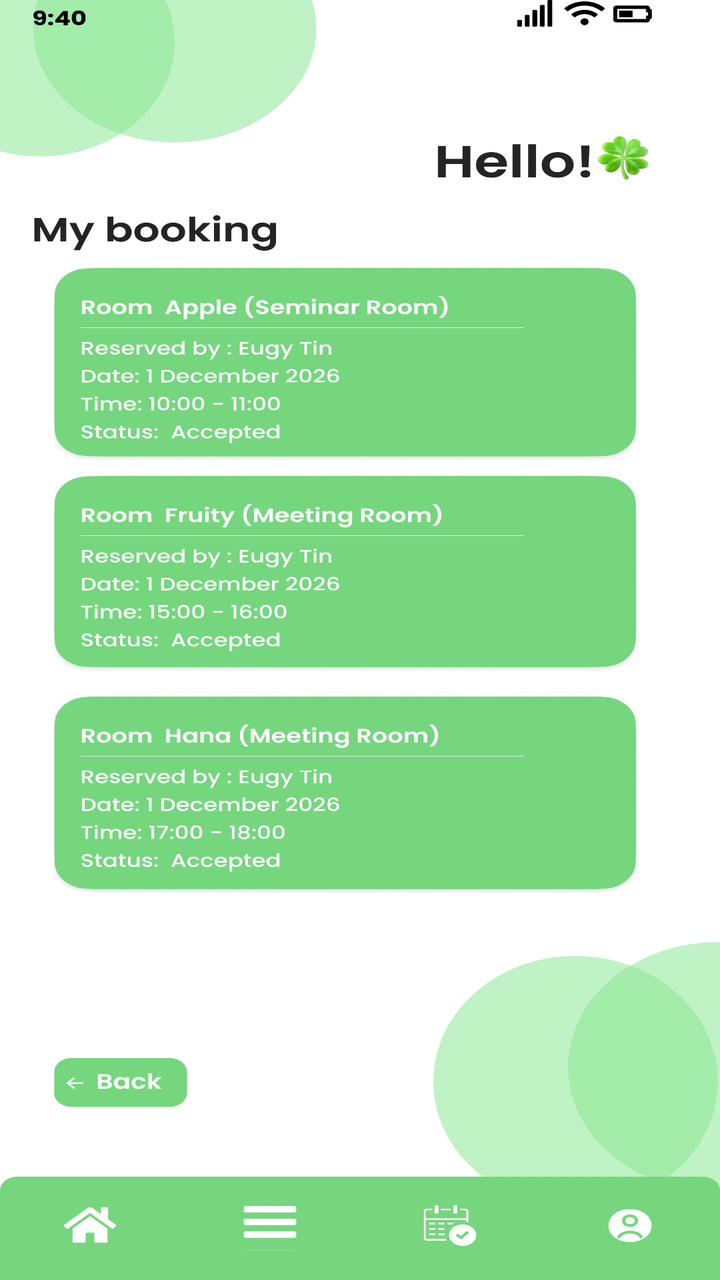
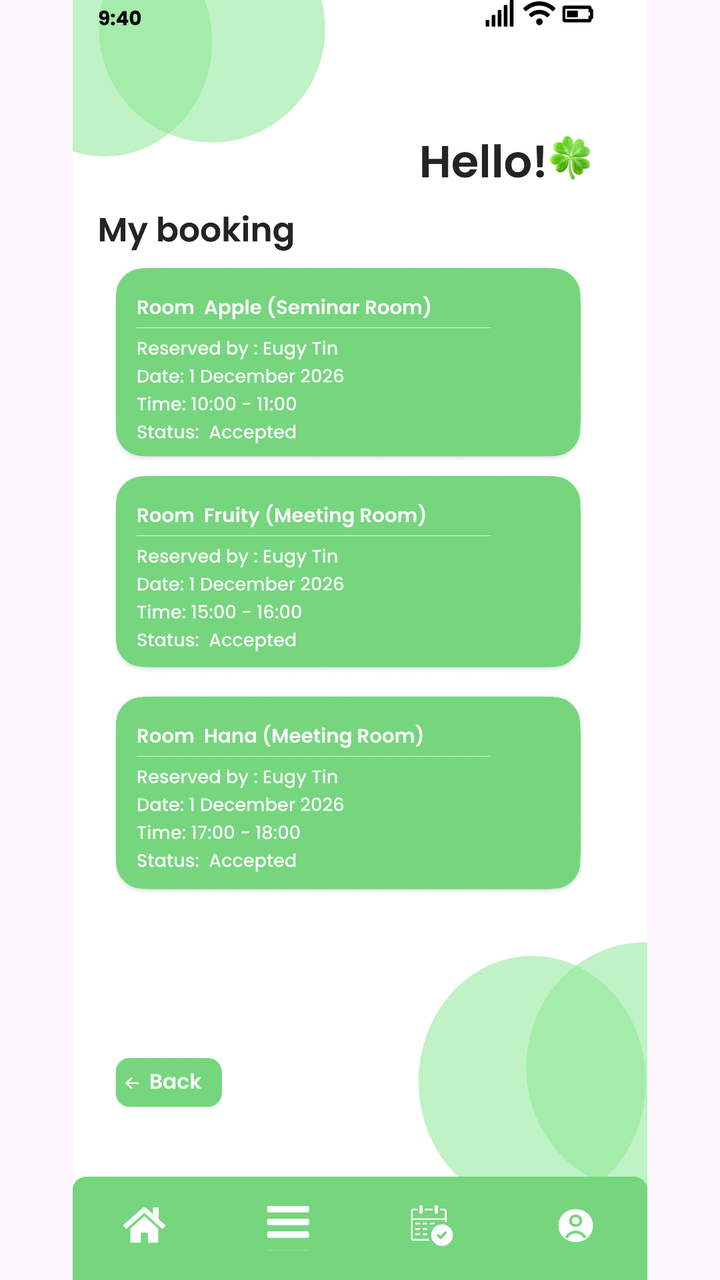

Two renders of the same Android screen: before a commit and after it. Below are the layout's source before the change and the commit's diff.
<!-- AndroidManifest.xml: application theme Theme.COMP2000HKSoftwareEngineeringAssessment -->
<!-- res/layout/activity_managermenumybooking.xml -->
<?xml version="1.0" encoding="utf-8"?>
<androidx.constraintlayout.widget.ConstraintLayout xmlns:android="http://schemas.android.com/apk/res/android"
    xmlns:app="http://schemas.android.com/apk/res-auto"
    xmlns:tools="http://schemas.android.com/tools"
    android:id="@+id/main"
    android:layout_width="match_parent"
    android:layout_height="match_parent"
    tools:context=".managermenumybooking">

    <ImageView
        android:id="@+id/iv_login_page"
        android:layout_width="match_parent"
        android:layout_height="match_parent"
        android:scaleType="fitXY"
        android:src="@drawable/managermenumybooking"
        app:layout_constraintBottom_toBottomOf="parent"
        app:layout_constraintEnd_toEndOf="parent"
        app:layout_constraintStart_toStartOf="parent"
        app:layout_constraintTop_toTopOf="parent" />

    <ImageButton
        android:id="@+id/btn_managermenuhomebutton"
        android:layout_width="0dp"
        android:layout_height="0dp"
        android:background="@android:color/transparent"
        app:layout_constraintBottom_toBottomOf="parent"
        app:layout_constraintDimensionRatio="2:1"
        app:layout_constraintEnd_toEndOf="parent"
        app:layout_constraintHorizontal_bias="0.071"
        app:layout_constraintStart_toStartOf="parent"
        app:layout_constraintTop_toTopOf="parent"
        app:layout_constraintVertical_bias="0.97"
        app:layout_constraintWidth_percent="0.15 " />
    <ImageButton
        android:id="@+id/btn_managermenubutton"
        android:layout_width="0dp"
        android:layout_height="0dp"
        android:background="@android:color/transparent"
        app:layout_constraintBottom_toBottomOf="parent"
        app:layout_constraintDimensionRatio="2:1"
        app:layout_constraintEnd_toEndOf="parent"
        app:layout_constraintHorizontal_bias="0.369"
        app:layout_constraintStart_toStartOf="parent"
        app:layout_constraintTop_toTopOf="parent"
        app:layout_constraintVertical_bias="0.969"
        app:layout_constraintWidth_percent="0.15" />

    <ImageButton
        android:id="@+id/btn_managermybookingbutton"
        android:layout_width="0dp"
        android:layout_height="0dp"
        android:background="@android:color/transparent"
        app:layout_constraintBottom_toBottomOf="parent"
        app:layout_constraintDimensionRatio="2:1"
        app:layout_constraintEnd_toEndOf="parent"
        app:layout_constraintHorizontal_bias="0.644"
        app:layout_constraintStart_toStartOf="parent"
        app:layout_constraintTop_toTopOf="parent"
        app:layout_constraintVertical_bias="0.969"
        app:layout_constraintWidth_percent="0.15" />

    <ImageButton
        android:id="@+id/btn_managermyprofile"
        android:layout_width="0dp"
        android:layout_height="0dp"
        android:background="@android:color/transparent"
        app:layout_constraintBottom_toBottomOf="parent"
        app:layout_constraintDimensionRatio="2:1"
        app:layout_constraintEnd_toEndOf="parent"
        app:layout_constraintHorizontal_bias="0.957"
        app:layout_constraintStart_toStartOf="parent"
        app:layout_constraintTop_toTopOf="parent"
        app:layout_constraintVertical_bias="0.969"
        app:layout_constraintWidth_percent="0.15" />

    <ImageButton
        android:id="@+id/btn_select_datetime_select_back"
        android:layout_width="0dp"
        android:layout_height="0dp"
        android:background="@android:color/transparent"
        app:layout_constraintBottom_toBottomOf="parent"
        app:layout_constraintDimensionRatio="2.5:1"
        app:layout_constraintEnd_toEndOf="parent"
        app:layout_constraintHorizontal_bias="0.094"
        app:layout_constraintStart_toStartOf="parent"
        app:layout_constraintTop_toTopOf="parent"
        app:layout_constraintVertical_bias="0.856"
        app:layout_constraintWidth_percent="0.179 " />

</androidx.constraintlayout.widget.ConstraintLayout>
<!-- resources referenced by this layout -->
<resources>
  <!-- drawable managermenumybooking: png bitmap (drawable, 563070 bytes) -->
  <style name="Theme.COMP2000HKSoftwareEngineeringAssessment" parent="Base.Theme.COMP2000HKSoftwareEngineeringAssessment" />
  <style name="Base.Theme.COMP2000HKSoftwareEngineeringAssessment" parent="Theme.Material3.DayNight.NoActionBar">
          
          
      </style>
</resources>

<!-- the commit's change to res/layout/activity_managermenumybooking.xml (unified diff, before → after) -->
@@ -11,7 +11,7 @@
         android:id="@+id/iv_login_page"
         android:layout_width="match_parent"
         android:layout_height="match_parent"
-        android:scaleType="fitXY"
+        android:scaleType="fitCenter"
         android:src="@drawable/managermenumybooking"
         app:layout_constraintBottom_toBottomOf="parent"
         app:layout_constraintEnd_toEndOf="parent"
